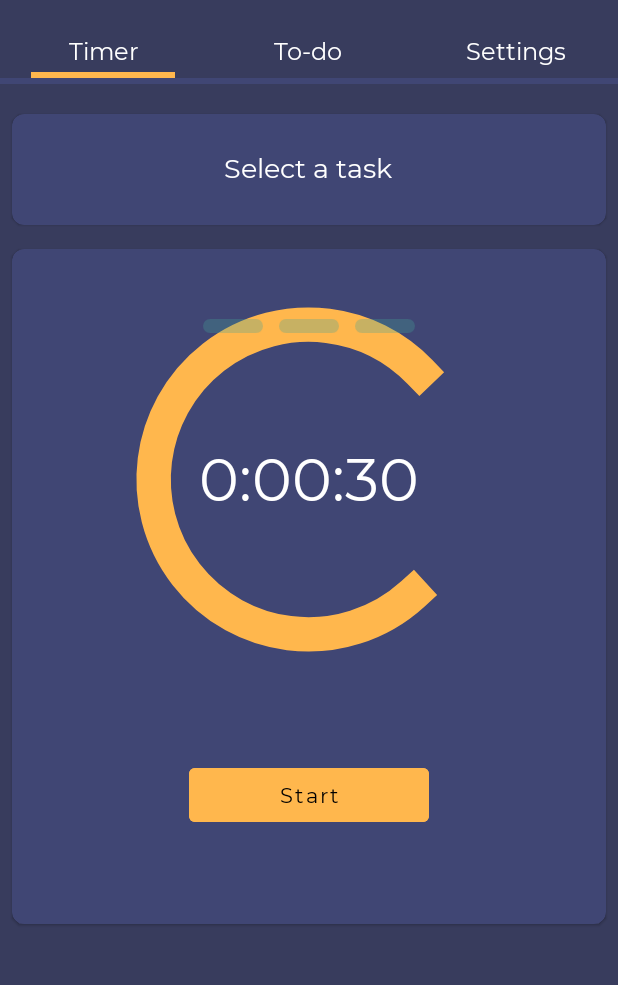
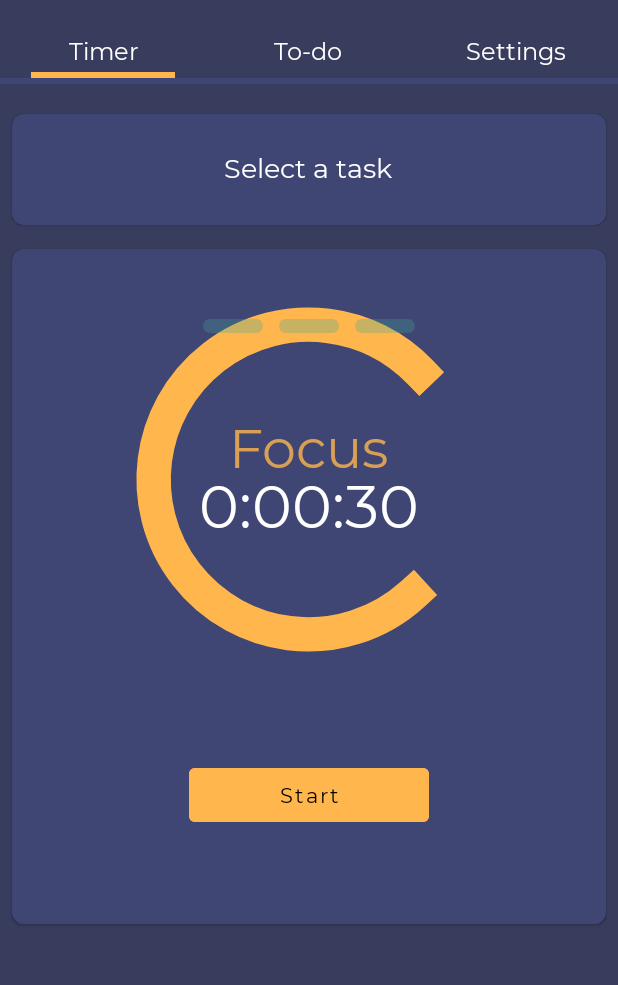
Before and after one commit to Ericwhh/Beproductiv, an Android app: the screen it shows after launch (HomeActivity), on a phone screen of 412 x 824 dp, the part 74-1059 px from its top. Run offline under Robolectric (Android 15) with nearby library versions, the phone set to English and light mode, and no system bars; our stand-ins replace Room's generated code; libraries missing offline, so code that uses them is left out: com.github.florent37.materialviewpager, com.mikhaellopez.circularprogressbar; plain views replace CircularProgressBar; 4 statements that could not run were skipped.

Commit message:
Add TextView in timer tab to indicate Focus or Break

```diff
--- a/app/src/main/java/ca/bcit/beproductiv/Tabs/TimerFragment.java
+++ b/app/src/main/java/ca/bcit/beproductiv/Tabs/TimerFragment.java
@@ -66,6 +66,7 @@ public class TimerFragment extends Fragment {
     private static final double MagicTimerRatio = 4.0/3;
 
     private String timeViewText;
+    private TextView focusOrBreakView;
     private TextView timeView;
     private TextView selectedTaskName;
     private TextView selectedTaskDesc;
@@ -107,9 +108,11 @@ public class TimerFragment extends Fragment {
         selectedTaskLayout = root.findViewById(R.id.selectedTaskLayout);
         removeSelectedTaskButton = root.findViewById(R.id.btnRemoveSelectedTask);
         selectAClassText = root.findViewById(R.id.selectATask);
+        focusOrBreakView = root.findViewById(R.id.focusOrBreakText);
 
         viewPager = getActivity().findViewById(R.id.pager);
         if(timerState == TimerState.Stopped) resetTimerValues();
+        updateFocusOrBreak();
         updateCircleProgress();
         updateViewTimeRemaining();
         addOnClickHandlers();
@@ -159,6 +162,7 @@ public class TimerFragment extends Fragment {
                     startTimer();
                 }
 
+                updateFocusOrBreak();
                 updateButtons();
                 updateIntervalCheckMarks();
                 updateCircleProgress();
@@ -184,6 +188,18 @@ public class TimerFragment extends Fragment {
                 }
             }
         }.start();
+    }
+
+    private void updateFocusOrBreak() {
+        if (intervalState.isBreak()) {
+            focusOrBreakView.setText("Break");
+            focusOrBreakView.setTextColor(getResources().getColor(R.color.intervalIncomplete));
+        }
+        else {
+            focusOrBreakView.setText("Focus");
+            focusOrBreakView.setTextColor(getResources().getColor(R.color.primary));
+        }
+        focusOrBreakView.setAlpha(0.8f);
     }
 
     private void setTimerIntervals(){
@@ -280,6 +296,7 @@ public class TimerFragment extends Fragment {
             public void onClick(View v) {
                 timerState = TimerState.Stopped;
                 intervalState = IntervalState.INTERVAL_ONE;
+                updateFocusOrBreak();
                 updateIntervalCheckMarks();
                 resetTimerValues();
                 updateCircleProgress();
--- a/app/src/main/res/layout/fragment_timer.xml
+++ b/app/src/main/res/layout/fragment_timer.xml
@@ -130,13 +130,24 @@
 
                 </LinearLayout>
                 <TextView
+                    android:id="@+id/focusOrBreakText"
+                    android:layout_width="wrap_content"
+                    android:layout_height="wrap_content"
+                    android:textSize="36sp"
+                    tools:text="Focus"
+                    android:layout_marginTop="92dp"
+                    android:layout_centerHorizontal="true"
+                    android:textColor="@color/secondary"
+                    android:alpha="0.8"
+                    />
+                <TextView
                     android:id="@+id/timeRemaining"
                     android:layout_width="wrap_content"
                     android:layout_height="wrap_content"
                     android:textAppearance="@style/Base.TextAppearance.AppCompat"
                     android:textSize="40sp"
                     tools:text="00:00:00"
-                    android:layout_marginTop="110dp"
+                    android:layout_marginTop="128dp"
                     android:layout_centerHorizontal="true"
                     />
                 <LinearLayout
--- a/app/src/main/res/values/colors.xml
+++ b/app/src/main/res/values/colors.xml
@@ -10,5 +10,5 @@
 
     <color name="onPrimary">#000000</color>
     <color name="transparentWhite">#beffffff</color>
-
+    <color name="intervalIncomplete">#44A498</color>
 </resources>
```
